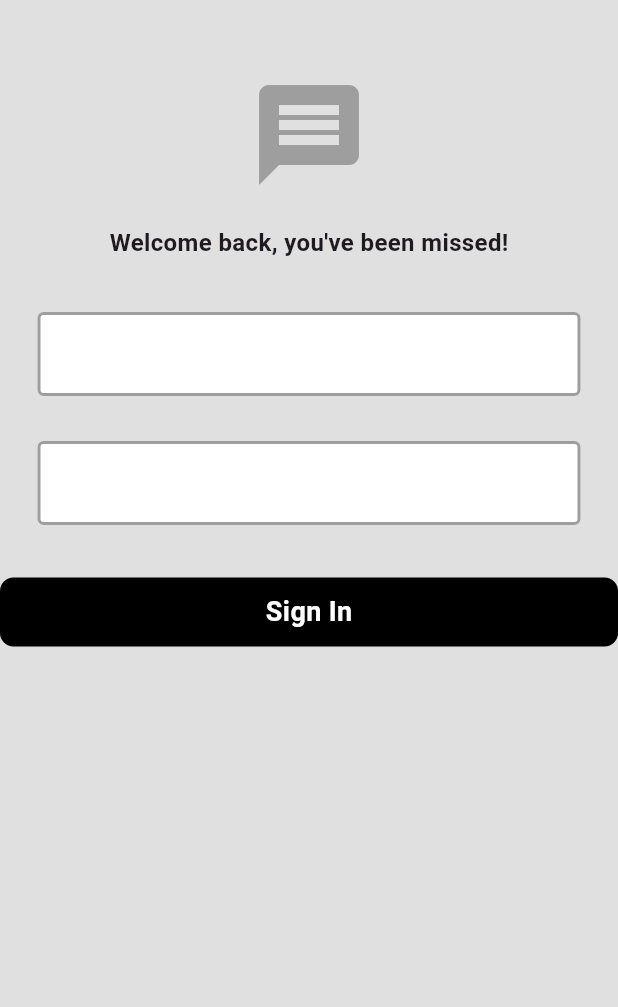
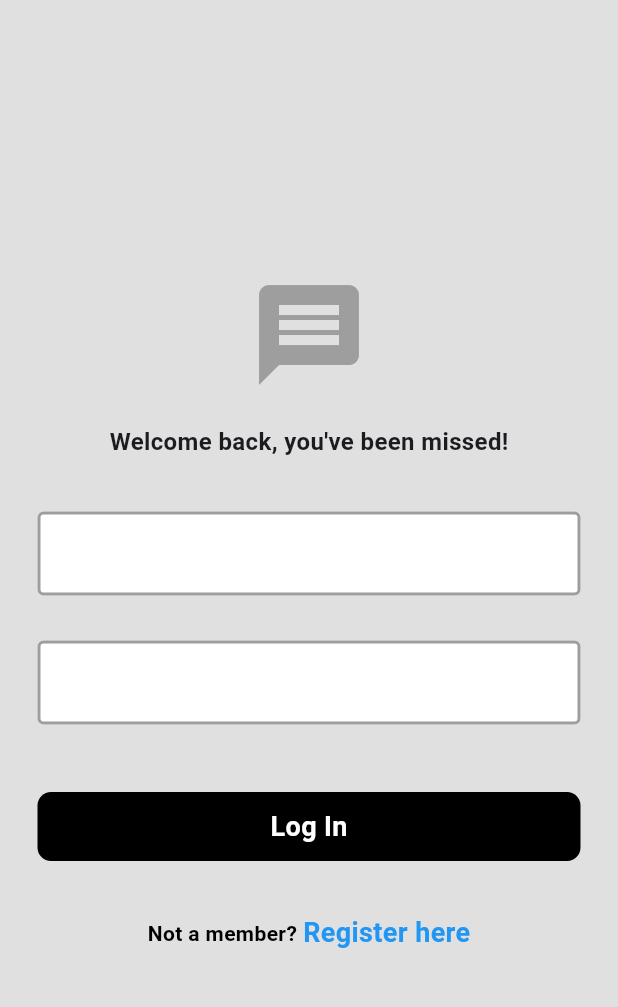
Before and after one commit to jahidkhandakar/message_app, a Flutter app: the screen it shows after launch, on a phone screen of 412 x 824 dp, the part 84-1091 px from its top. Run offline on Flutter 3.47's test engine with Material 3 defaults, Android fonts, the phone set to English and light mode, and no system bars; our stand-ins replace firebase_auth, firebase_core, get; accounts and stored records are empty.

Commit message:
firebase auth added

```diff
--- /dev/null
+++ b/lib/Auth/auth_gate.dart
@@ -0,0 +1,25 @@
+import 'package:firebase_auth/firebase_auth.dart';
+import 'package:flutter/material.dart';
+import 'package:message_app/Auth/login_or_register.dart';
+import 'package:message_app/pages/home_page.dart';
+
+class AuthGate extends StatelessWidget {
+  const AuthGate({super.key});
+
+  @override
+  Widget build(BuildContext context) {
+    return Scaffold(
+      body: StreamBuilder(
+        stream: FirebaseAuth.instance.authStateChanges(),
+        builder: (context, snapshot){
+          //if user is logged in, show home page
+          if(snapshot.hasData){
+            return const HomePage();
+          }else{
+            return const LoginOrRegister();
+          }
+        }
+      ),
+    );
+  }
+}
--- /dev/null
+++ b/lib/Auth/login_or_register.dart
@@ -0,0 +1,31 @@
+import 'package:flutter/material.dart';
+import 'package:message_app/pages/login_page.dart';
+import '../pages/register_page.dart';
+
+class LoginOrRegister extends StatefulWidget {
+  const LoginOrRegister({super.key});
+
+  @override
+  State<LoginOrRegister> createState() => _LoginOrRegisterState();
+}
+
+class _LoginOrRegisterState extends State<LoginOrRegister> {
+  //*initally show the login page
+  bool showLoginPage = true;
+
+  //*toggle between login and register pages
+  void togglePage() {
+    setState(() {
+      showLoginPage = !showLoginPage;
+    });
+  }
+
+  @override
+  Widget build(BuildContext context) {
+    if(showLoginPage){
+      return LoginPage(onTap: togglePage);
+    }else{
+      return RegisterPage(onTap: togglePage);
+    }
+  }
+}
--- a/lib/main.dart
+++ b/lib/main.dart
@@ -1,7 +1,16 @@
+import 'package:firebase_core/firebase_core.dart';
 import 'package:flutter/material.dart';
+import 'package:get/get.dart';
+import 'package:message_app/Auth/auth_gate.dart';
+import 'package:message_app/Auth/login_or_register.dart';
+import 'package:message_app/firebase_options.dart';
+import 'pages/home_page.dart';
 import 'pages/login_page.dart';
+import 'pages/register_page.dart';
 
-void main(){
+void main() async{
+  WidgetsFlutterBinding.ensureInitialized();
+  await Firebase.initializeApp(options: DefaultFirebaseOptions.currentPlatform);
   runApp(const MyApp());
 }
 
@@ -10,9 +19,16 @@ class MyApp extends StatelessWidget {
 
   @override
   Widget build(BuildContext context) {
-    return MaterialApp(
+    return GetMaterialApp(
       debugShowCheckedModeBanner: false,
-      home: LoginPage(),
+      title: 'Message App',
+      initialRoute: '/',
+      getPages: [
+        GetPage(name: '/', page: () => AuthGate()),
+        GetPage(name: '/register', page: () => RegisterPage()),
+        GetPage(name: '/login', page: () => LoginPage()),
+        GetPage(name: '/home', page: () => const HomePage()),
+      ],
     );
   }
 }
--- a/lib/pages/login_page.dart
+++ b/lib/pages/login_page.dart
@@ -3,7 +3,12 @@ import 'package:message_app/widgets/my_button.dart';
 import 'package:message_app/widgets/my_text_field.dart';
 
 class LoginPage extends StatefulWidget {
-  const LoginPage({super.key});
+  final void Function()? onTap;
+
+  const LoginPage({
+    super.key,
+    this.onTap,
+  });
 
   @override
   State<LoginPage> createState() => _LoginPageState();
@@ -25,6 +30,7 @@ class _LoginPageState extends State<LoginPage> {
       body: SafeArea(
         child: Center(
           child: Column(
+            mainAxisAlignment: MainAxisAlignment.center,
             children: [
             //*logo_____________________________________________
             const SizedBox(height: 50),
@@ -51,10 +57,34 @@ class _LoginPageState extends State<LoginPage> {
             //*signin-login button______________________________
             MyButton(
               onTap: (){},
-              text: 'Sign In'),
+              text: 'Log In'),
             //*not a member? register here______________________
+            const SizedBox(height: 25),
+            Row(
+              mainAxisAlignment: MainAxisAlignment.center,
+              children: [
+                Text(
+                  'Not a member?',
+                  style: TextStyle(
+                    color: Colors.black,
+                    fontWeight: FontWeight.bold,
+                    fontSize: 14,
+                  ),),
+                const SizedBox(width: 4),
+                InkWell(
+                  onTap: widget.onTap,
+                  //*when tapped, it will toggle to the register page
+                  child: Text('Register here',
+                  style: TextStyle(
+                    color: Colors.blue,
+                    fontWeight: FontWeight.bold,
+                    fontSize: 18,
+                    ),
+                  ),
+                ),
+              ],
+            ),
             ],
-
           ),
         ),
       ),
--- a/lib/widgets/my_button.dart
+++ b/lib/widgets/my_button.dart
@@ -1,25 +1,19 @@
 import 'package:flutter/material.dart';
-
 
 class MyButton extends StatelessWidget {
   final void Function()? onTap;
   final String text;
 
-  const MyButton({
-    super.key,
-    required this.onTap,
-    required this.text,
-    });
+  const MyButton({super.key, required this.onTap, required this.text});
 
   @override
   Widget build(BuildContext context) {
-    return GestureDetector(
+    return  Padding(
+      padding: const EdgeInsets.symmetric(horizontal: 25, vertical: 10),
+      child: GestureDetector(
           onTap: onTap,
           child: Container(
-          padding: const EdgeInsets.symmetric(
-            horizontal: 25,
-            vertical: 10,
-          ),
+            padding: const EdgeInsets.symmetric(horizontal:25, vertical: 10),
             decoration: BoxDecoration(
               color: Colors.black,
               borderRadius: BorderRadius.circular(9),
@@ -33,7 +27,8 @@ class MyButton extends StatelessWidget {
                   fontWeight: FontWeight.bold,
                 ),
               ),
-         )
+            ),
+          ),
       ),
     );
   }
--- a/pubspec.yaml
+++ b/pubspec.yaml
@@ -34,6 +34,9 @@ dependencies:
   # The following adds the Cupertino Icons font to your application.
   # Use with the CupertinoIcons class for iOS style icons.
   cupertino_icons: ^1.0.8
+  get: ^4.7.2
+  firebase_core: ^3.13.1
+  firebase_auth: ^5.5.4
 
 dev_dependencies:
   flutter_test:
```
Also changed, not shown: lib/Auth/auth_service.dart (added, +32 -0 lines), lib/Auth/login_function.dart (added, +30 -0 lines), lib/Auth/register_function.dart (added, +42 -0 lines), lib/pages/home_page.dart (added, +28 -0 lines), lib/pages/register_page.dart (added, +120 -0 lines), firebase.json (added), lib/firebase_options.dart (added), pubspec.lock, 6 other files. Lines whose indentation alone changed are shown as unchanged.
